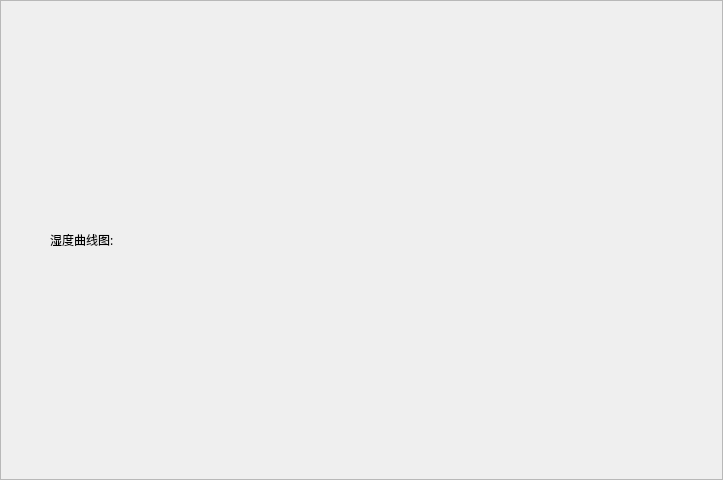
The window that hfIIMS/src/hfwetdisplay.ui (lijingping/hfIIMS) describes before a commit, drawn with Qt 5.
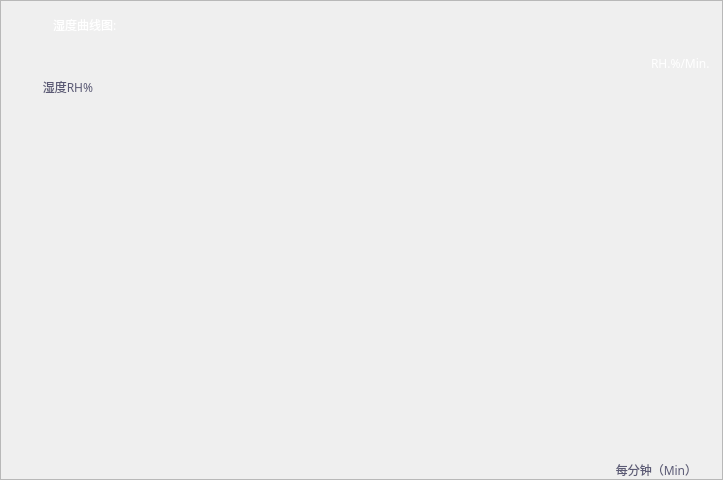
The same window after the commit. Icons and pictures are not drawn.

What changed in the file:
```diff
--- a/hfIIMS/src/hfwetdisplay.ui
+++ b/hfIIMS/src/hfwetdisplay.ui
@@ -24,8 +24,23 @@
   <property name="frameShadow">
    <enum>QFrame::Raised</enum>
   </property>
-  <layout class="QVBoxLayout" name="verticalLayout_2">
-   <item>
+  <layout class="QFormLayout" name="formLayout">
+   <property name="horizontalSpacing">
+    <number>0</number>
+   </property>
+   <property name="leftMargin">
+    <number>0</number>
+   </property>
+   <property name="topMargin">
+    <number>0</number>
+   </property>
+   <property name="rightMargin">
+    <number>0</number>
+   </property>
+   <property name="bottomMargin">
+    <number>0</number>
+   </property>
+   <item row="1" column="1">
     <layout class="QVBoxLayout" name="verticalLayout">
      <item>
       <layout class="QHBoxLayout" name="horizontalLayout">
@@ -43,6 +58,9 @@
            <height>48</height>
           </size>
          </property>
+         <property name="styleSheet">
+          <string notr="true">image: url(:/img/wet.png);</string>
+         </property>
          <property name="text">
           <string/>
          </property>
@@ -50,6 +68,10 @@
        </item>
        <item>
         <widget class="QLabel" name="wet_display_hint">
+         <property name="styleSheet">
+          <string notr="true">color: rgb(255, 255, 255);
+font: 20pt &quot;方正黑体简体&quot;;</string>
+         </property>
          <property name="text">
           <string>湿度曲线图:</string>
          </property>
@@ -69,6 +91,9 @@
            <height>33</height>
           </size>
          </property>
+         <property name="styleSheet">
+          <string notr="true">image: url(:/img/set.png);</string>
+         </property>
          <property name="text">
           <string/>
          </property>
@@ -78,6 +103,64 @@
      </item>
     </layout>
    </item>
+   <item row="3" column="1">
+    <widget class="QLabel" name="temperature_desc">
+     <property name="maximumSize">
+      <size>
+       <width>16777215</width>
+       <height>16777215</height>
+      </size>
+     </property>
+     <property name="styleSheet">
+      <string notr="true">color: rgb(255, 255, 255);
+font: 12pt &quot;方正黑体简体&quot;;</string>
+     </property>
+     <property name="text">
+      <string>RH.%/Min.    </string>
+     </property>
+     <property name="alignment">
+      <set>Qt::AlignRight|Qt::AlignTrailing|Qt::AlignVCenter</set>
+     </property>
+    </widget>
+   </item>
+   <item row="4" column="1">
+    <widget class="QLabel" name="temperature_unit">
+     <property name="styleSheet">
+      <string notr="true">font: 10pt &quot;方正黑体简体&quot;;
+color: rgb(91, 90, 117);</string>
+     </property>
+     <property name="text">
+      <string>       湿度RH%</string>
+     </property>
+    </widget>
+   </item>
+   <item row="5" column="0">
+    <spacer name="verticalSpacer">
+     <property name="orientation">
+      <enum>Qt::Vertical</enum>
+     </property>
+     <property name="sizeHint" stdset="0">
+      <size>
+       <width>20</width>
+       <height>500</height>
+      </size>
+     </property>
+    </spacer>
+   </item>
+   <item row="6" column="0" colspan="2">
+    <widget class="QLabel" name="temperature_time">
+     <property name="styleSheet">
+      <string notr="true">font: 10pt &quot;方正黑体简体&quot;;
+color: rgb(91, 90, 117);</string>
+     </property>
+     <property name="text">
+      <string>每分钟（Min）        </string>
+     </property>
+     <property name="alignment">
+      <set>Qt::AlignRight|Qt::AlignTrailing|Qt::AlignVCenter</set>
+     </property>
+    </widget>
+   </item>
   </layout>
  </widget>
  <resources/>
```
